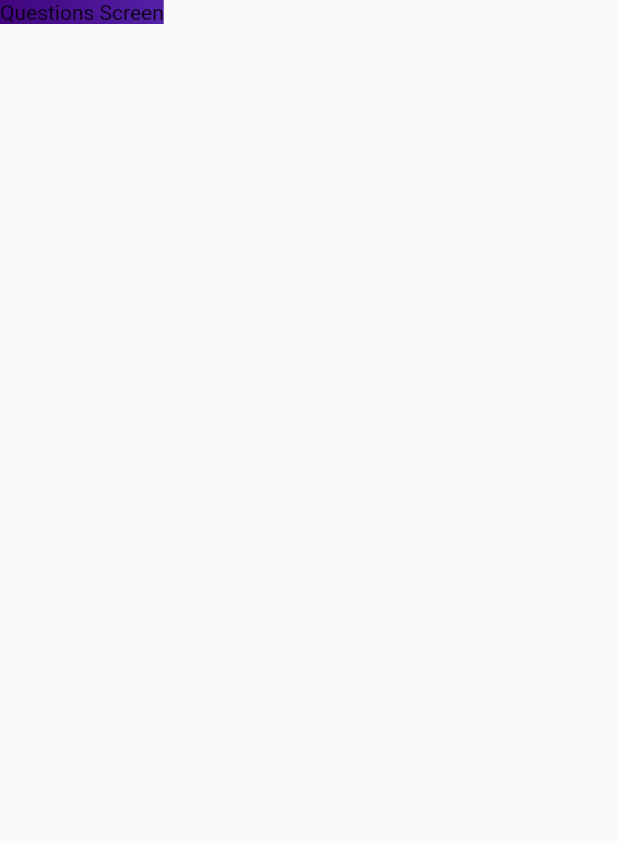
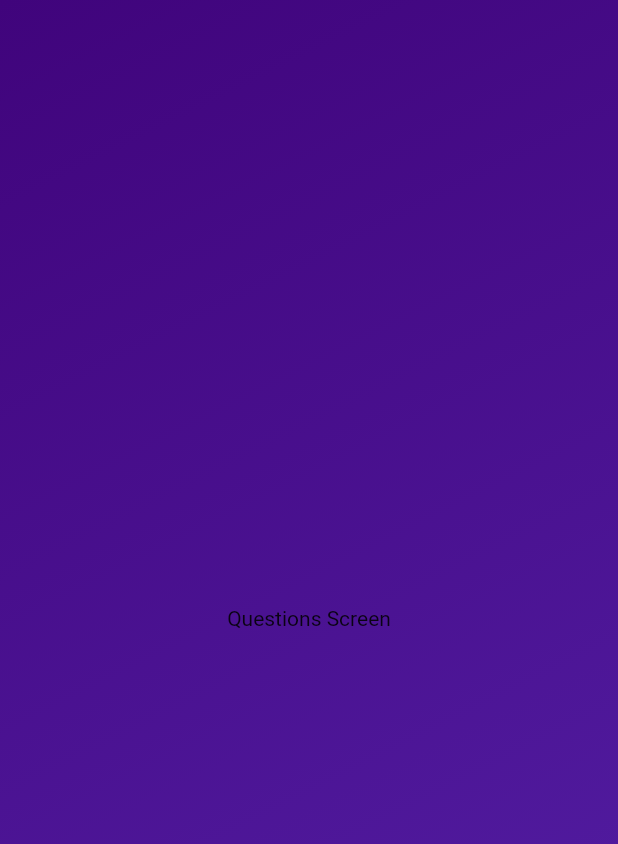
Before and after one commit to DCXan/flutter-quiz-app, a Flutter app: the screen it shows after launch, after a tap on "Start Quiz", on a phone screen of 412 x 824 dp. Shown: the top 844 px of the screen. Run offline on Flutter 3.47's test engine with Material 2 defaults, Android fonts, the phone set to English and light mode, and no system bars.

Commit message:
changed screen rendering method

```diff
--- a/lib/questions_screen.dart
+++ b/lib/questions_screen.dart
@@ -12,6 +12,12 @@ class QuestionScreen extends StatefulWidget {
 class _QuestionScreenState extends State<QuestionScreen> {
   @override
   Widget build(context) {
-    return const Text('Questions Screen');
+    return const Center(
+        child: Column(
+      mainAxisSize: MainAxisSize.min,
+      children: [
+        Text('Questions Screen'),
+      ],
+    ));
   }
 }
--- a/lib/quiz.dart
+++ b/lib/quiz.dart
@@ -12,22 +12,28 @@ class QuizApp extends StatefulWidget {
 }
 
 class _QuizAppState extends State<QuizApp> {
-  Widget? activeScreen;
+  var activeScreen = 'start-screen';
 
-  @override
-  void initState() {
-    activeScreen = StartScreen(switchScreen);
-    super.initState();
-  }
+  // @override
+  // void initState() {
+  //   activeScreen = StartScreen(switchScreen);
+  //   super.initState();
+  // }
 
   void switchScreen() {
     setState(() {
-      activeScreen = const QuestionScreen();
+      activeScreen = 'question-screen';
     });
   }
 
   @override
   Widget build(context) {
+    Widget screenWidget = StartScreen(switchScreen);
+
+    if (activeScreen == 'question-screen') {
+      screenWidget = const QuestionScreen();
+    }
+
     return MaterialApp(
       home: Scaffold(
         body: Container(
@@ -41,7 +47,7 @@ class _QuizAppState extends State<QuizApp> {
               end: Alignment.bottomRight,
             ),
           ),
-          child: activeScreen,
+          child: screenWidget,
         ),
       ),
     );
```
